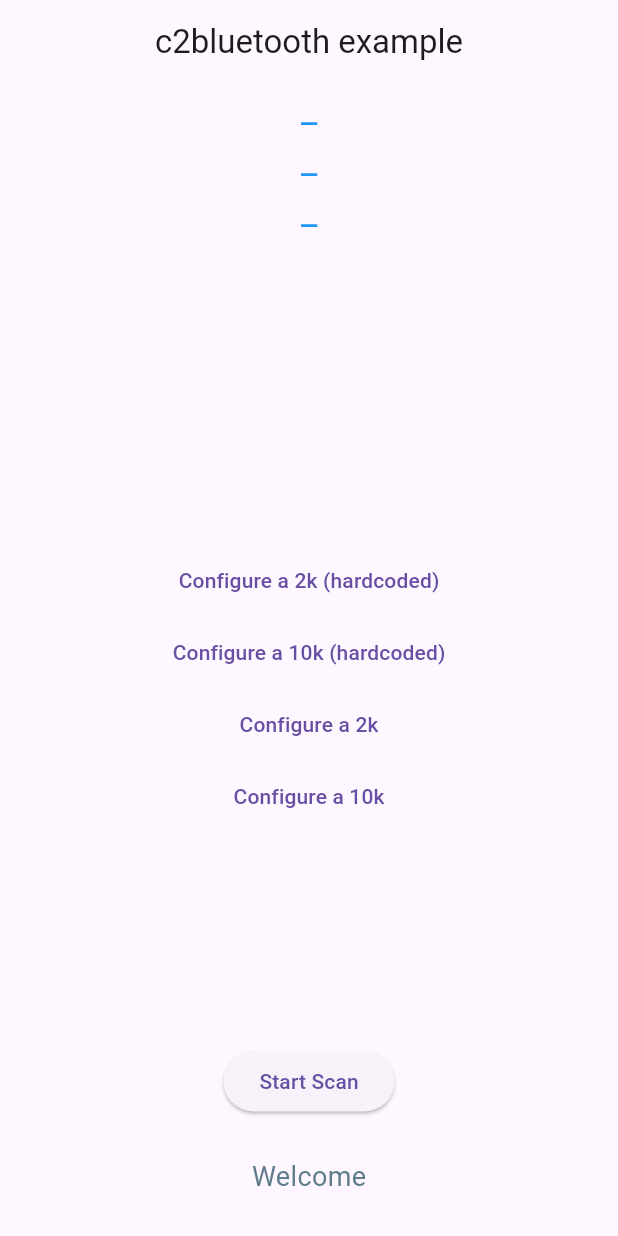
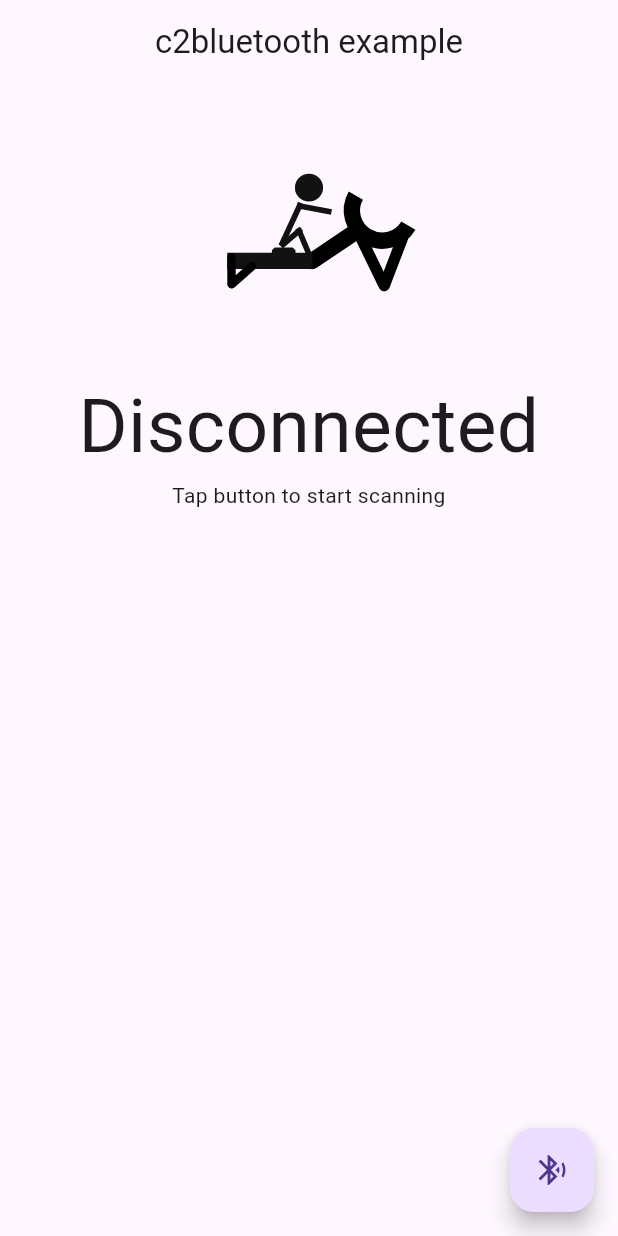
Before and after one commit to OpenRowingCommunity/c2bluetooth, a Flutter app: the screen it shows after launch, on a phone screen of 412 x 824 dp. Run offline on Flutter 3.47's test engine with Material 3 defaults, Android fonts, the phone set to English and light mode, and no system bars; our stand-ins replace equatable, flutter_svg, permission_handler, rxdart; missing offline and left inert: csafe_fitness, flutter_reactive_ble.

Commit message:
Complete overhaul of the example app to be very simple and clean

```diff
--- a/example/lib/main.dart
+++ b/example/lib/main.dart
@@ -1,337 +1,160 @@
 import 'dart:async';
 import 'dart:io';
 
+import 'package:flutter/material.dart';
+import 'package:flutter_svg/svg.dart';
+import 'package:permission_handler/permission_handler.dart';
 import 'package:c2bluetooth/c2bluetooth.dart';
-import 'package:c2bluetooth/models/workout.dart';
-import 'package:flutter/material.dart';
-import 'package:permission_handler/permission_handler.dart';
 
-void main() {
-  runApp(MyApp());
+void main() => runApp(const MaterialApp(home: QuickstartPage()));
+
+class QuickstartPage extends StatefulWidget {
+  const QuickstartPage({super.key});
+  @override
+  State<QuickstartPage> createState() => _QuickstartPageState();
 }
 
-class MyApp extends StatelessWidget {
-  // This widget is the root of your application.
-  @override
-  Widget build(BuildContext context) {
-    return MaterialApp(
-      title: 'Flutter Demo',
-      theme: ThemeData(
-        // This is the theme of your application.
-        //
-        // Try running your application with "flutter run". You'll see the
-        // application has a blue toolbar. Then, without quitting the app, try
-        // changing the primarySwatch below to Colors.green and then invoke
-        // "hot reload" (press "r" in the console where you ran "flutter run",
-        // or simply save your changes to "hot reload" in a Flutter IDE).
-        // Notice that the counter didn't reset back to zero; the application
-        // is not restarted.
-        primarySwatch: Colors.blue,
-      ),
-      home: SimpleErgView(),
-    );
-  }
-}
+class _QuickstartPageState extends State<QuickstartPage> {
+  final ErgBleManager _bleManager = ErgBleManager();
+  AppState _state = AppState.idle;
+  StreamSubscription<ErgometerConnectionState>? _connection;
+  double? _distance;
 
-class SimpleErgView extends StatefulWidget {
-  @override
-  _SimpleErgViewState createState() => _SimpleErgViewState();
-}
-
-class _SimpleErgViewState extends State<SimpleErgView> {
-  String displayText = "_";
-  String displayText2 = "_";
-  String displayText3 = "_";
-
-  ErgBleManager bleManager = ErgBleManager();
-
-  Ergometer? targetDevice;
-  StreamSubscription<Ergometer>? scanSub;
-
-  /// Storing the connection [StreamSubscription].
-  /// Call cancel() to disconnect the device
-  StreamSubscription<ErgometerConnectionState>? _ergConnection;
-
-  /// Using [ValueNotifier] to handle app states
-  ValueNotifier<ErgometerConnectionState> ergStateNotifier =
-      ValueNotifier(ErgometerConnectionState.disconnected);
-  ValueNotifier<String> messageNotifier = ValueNotifier("Welcome");
   @override
   void initState() {
     super.initState();
-    handlePermissions();
+    _initBle();
   }
 
-  Future<Map<Permission, PermissionStatus>> handlePermissions() {
-    return [
+  /// Ask once for permissions before init
+  Future<void> _initBle() async {
+    final perms = [
+      Permission.location, // Android: BLE scan needs location
+      if (Platform.isAndroid) Permission.bluetoothScan,
       if (Platform.isAndroid) Permission.bluetoothConnect,
-      if (Platform.isAndroid) Permission.bluetoothScan,
-      if (Platform.isIOS) Permission.bluetooth,
-      Permission.location,
-    ].request().then((result) {
-      if (result.containsValue(PermissionStatus.denied)) {
-        print('Your device is experiencing a permission issue. $result');
-        messageNotifier.value = "Insufficient permissions: Stopped";
-      }
-      return result;
-    });
+      if (Platform.isIOS) Permission.bluetooth, // iOS
+    ];
+    final statuses = await perms.request();
+    if (!statuses.values.every((s) => s.isGranted)) {
+      setState(() => _state = AppState.permissionDenied);
+      return;
+    }
   }
 
-  startScan() async {
-    messageNotifier.value = "Scanning...";
+  Future<void> _startBleFlow() async {
+    setState(() => _state = AppState.scanning);
 
-    scanSub = bleManager.startErgScan().handleError((error) {
-      print('Your device is experiencing a bluetooth issue. ${error.message}');
-      messageNotifier.value = "Scanning Issue: Stopped";
-    }).listen((erg) {
-      //Scan one peripheral and stop scanning
-      print("Scanned Peripheral ${erg.name}");
-      stopScan();
-      setState(() {
-        targetDevice = erg;
-      });
-      messageNotifier.value = "Found ${erg.name}";
+    // Scan, take first ergometer
+    final erg = await _bleManager.startErgScan().first;
+
+    // Connect & discover
+    _connection = erg.connectAndDiscover().listen((state) {
+      switch (state) {
+        case ErgometerConnectionState.connected:
+          setState(() => _state = AppState.connected);
+          break;
+        case ErgometerConnectionState.connecting:
+          setState(() => _state = AppState.connecting);
+          break;
+        case ErgometerConnectionState.disconnected:
+          _distance = null;
+          setState(() => _state = AppState.idle);
+          break;
+      }
     });
+    // Wait for workout summary
+    final summary = await erg.monitorForWorkoutSummary().first;
+    _distance = await summary.workDistance;
+
+    setState(() => _state = AppState.done);
   }
 
-  stopScan() {
-    scanSub?.cancel();
-    scanSub = null;
-  }
-
-  connectToDevice() async {
-    if (targetDevice == null) {
-      messageNotifier.value = "No Device Selected";
-      ergStateNotifier.value = ErgometerConnectionState.disconnected;
-      return;
-    }
-    ergStateNotifier.value = ErgometerConnectionState.connecting;
-    messageNotifier.value = "Device Connecting";
-
-    _ergConnection =
-        targetDevice!.connectAndDiscover().listen((connectionStatus) {
-      switch (connectionStatus) {
-        case ErgometerConnectionState.connected:
-          messageNotifier.value = "device: ${targetDevice!.name}";
-          subscribeToStreams();
-        case ErgometerConnectionState.disconnected:
-          targetDevice = null;
-          messageNotifier.value = "Disconnected";
-          break;
-        default:
-      }
-      ergStateNotifier.value = connectionStatus;
-    });
-  }
-
-  setup2kH() async {
-    if (targetDevice == null) return;
-
-    // ignore: deprecated_member_use
-    targetDevice?.configure2kWorkout();
-  }
-
-  setup10kH() async {
-    if (targetDevice == null) return;
-
-    // ignore: deprecated_member_use
-    targetDevice?.configure10kWorkout();
-  }
-
-  setup2k() async {
-    if (targetDevice == null) return;
-
-    targetDevice?.configureWorkout(Workout.single(WorkoutGoal.meters(2000)));
-  }
-
-  setup10k() async {
-    if (targetDevice == null) return;
-
-    targetDevice?.configureWorkout(Workout.single(WorkoutGoal.meters(10000)));
-  }
-
-  subscribeToStreams() async {
-    if (targetDevice == null) return;
-
-    // ignore: deprecated_member_use
-    targetDevice!.monitorForWorkoutSummary().listen((summary) {
-      print(summary);
-      //TODO: update this for futures
-      summary.workDistance.then((dist) {
-        setState(() {
-          displayText = "distance: $dist";
-        });
-      });
-      summary.timestamp.then((time) {
-        setState(() {
-          displayText2 = "datetime: $time";
-        });
-      });
-      summary.avgSPM.then((spm) {
-        setState(() {
-          displayText3 = "sr: $spm";
-        });
-      });
+  void _disconnectBle() {
+    _connection?.cancel();
+    setState(() {
+      _state = AppState.idle;
+      _distance = null;
     });
   }
 
   @override
   Widget build(BuildContext context) {
+    String message;
+    String hint;
+    VoidCallback? action;
+    IconData icon;
+
+    switch (_state) {
+      case AppState.idle:
+        message = 'Disconnected';
+        action = _startBleFlow;
+        icon = Icons.bluetooth_searching;
+        hint = 'Tap button to start scanning';
+        break;
+      case AppState.permissionDenied:
+        message = 'Permissions denied';
+        action = null;
+        icon = Icons.block;
+        hint = 'Restart app and grant them';
+        break;
+      case AppState.scanning:
+        message = 'Scanning…';
+        action = null;
+        icon = Icons.wifi_tethering;
+        hint = 'Scanning for the first erg around';
+        break;
+      case AppState.connecting:
+        message = 'Connecting…';
+        action = null;
+        icon = Icons.bluetooth_connected;
+        hint = 'Wait a second';
+        break;
+      case AppState.connected:
+        message = 'Connected';
+        action = _disconnectBle;
+        icon = Icons.link_off;
+        hint = 'You can try a rowing session or disconnect at any time';
+        break;
+      case AppState.done:
+        message = '🏁 Done! Distance: ${_distance?.toStringAsFixed(0)} m';
+        action = null;
+        icon = Icons.flag;
+        hint = 'This data was recovered from the ergometer subscription';
+        break;
+    }
+
     return Scaffold(
-      appBar: AppBar(
-        title: Center(child: Text("c2bluetooth example")),
+      appBar: AppBar(title: Center(child: const Text('c2bluetooth example'))),
+      body: Column(
+        children: [
+          Expanded(
+            flex: 1,
+            child: SvgPicture.asset(
+              'assets/images/logo.svg',
+              width: 150.0,
+              height: 150.0,
+            ),
+          ),
+          Expanded(
+              flex: 3,
+              child: Container(
+                  child: Column(
+                children: [
+                  Center(
+                      child: Text(message,
+                          style: TextStyle(fontSize: 50),
+                          textAlign: TextAlign.center)),
+                  Center(child: Text(hint, textAlign: TextAlign.center)),
+                ],
+              ))),
+        ],
       ),
-      body: Column(children: [
-        Expanded(
-          flex: 2,
-          child: workoutSummary(),
-        ),
-        Expanded(
-          flex: 2,
-          child: configureWorkout(),
-        ),
-        Expanded(
-          flex: 1,
-          child: manageDevice(),
-        ),
-      ]),
+      floatingActionButton: FloatingActionButton(
+        onPressed: action,
+        child: Icon(icon),
+      ),
     );
   }
+}
 
-  Row manageDevice() {
-    return Row(
-      children: [
-        Expanded(
-          child: Container(
-            child: Column(
-              children: [
-                Spacer(),
-                ValueListenableBuilder<ErgometerConnectionState>(
-                    valueListenable: ergStateNotifier,
-                    builder: (context, state, child) {
-                      switch (state) {
-                        case ErgometerConnectionState.connected:
-                          return ElevatedButton(
-                            onPressed: () {
-                              // Cancel StreamSubscription to disconnect targetDevice
-                              _ergConnection?.cancel().then((_) {
-                                targetDevice = null; // reset targetDevice
-                                ergStateNotifier.value = ErgometerConnectionState
-                                    .disconnected; // change state to disconnected
-                                messageNotifier.value = 'Disconnected';
-                              });
-                            },
-                            child: Text("Disconnect"),
-                          );
-                        case ErgometerConnectionState.connecting:
-                          return ElevatedButton(
-                            onPressed: () {},
-                            child: Text("Connecting..."),
-                          );
-
-                        default:
-                          return ElevatedButton(
-                            onPressed: () {
-                              targetDevice == null
-                                  ? startScan()
-                                  : connectToDevice();
-                            },
-                            child: targetDevice == null
-                                ? Text("Start Scan")
-                                : Text('Start Pairing'),
-                          );
-                      }
-                    }),
-                Spacer(),
-                Center(
-                  child: ValueListenableBuilder(
-                      valueListenable: messageNotifier,
-                      builder: (context, message, child) {
-                        return Text(
-                          message,
-                          style:
-                              TextStyle(fontSize: 18, color: Colors.blueGrey),
-                        );
-                      }),
-                ),
-                Spacer(),
-              ],
-            ),
-          ),
-        ),
-      ],
-    );
-  }
-
-  Row configureWorkout() {
-    return Row(
-      children: [
-        Expanded(
-          child: Column(
-            children: [
-              Center(
-                child: TextButton(
-                    onPressed: setup2kH,
-                    child: Text("Configure a 2k (hardcoded)")),
-              ),
-              Center(
-                child: TextButton(
-                    onPressed: setup10kH,
-                    child: Text("Configure a 10k (hardcoded)")),
-              ),
-              Center(
-                child: TextButton(
-                    onPressed: setup2k, child: Text("Configure a 2k")),
-              ),
-              Center(
-                child: TextButton(
-                    onPressed: setup10k, child: Text("Configure a 10k")),
-              ),
-            ],
-          ),
-        ),
-      ],
-    );
-  }
-
-  Row workoutSummary() {
-    return Row(
-      children: [
-        Expanded(
-          child: Column(
-            children: [
-              Center(
-                child: Text(
-                  displayText,
-                  style: TextStyle(fontSize: 24, color: Colors.blue),
-                ),
-              ),
-              Center(
-                child: Text(
-                  displayText2,
-                  style: TextStyle(fontSize: 24, color: Colors.blue),
-                ),
-              ),
-              Center(
-                child: Text(
-                  displayText3,
-                  style: TextStyle(fontSize: 24, color: Colors.blue),
-                ),
-              ),
-            ],
-          ),
-        ),
-      ],
-    );
-  }
-
-  @override
-  void dispose() {
-    // disable subscription on scan and ergometer ble connection
-    stopScan();
-    _ergConnection?.cancel().then((_) => _ergConnection = null);
-    bleManager
-        .destroy(); //remember to release native resources when you're done!
-    super.dispose();
-  }
-}
+enum AppState { idle, permissionDenied, scanning, connecting, connected, done }
```
Also changed, not shown: example/pubspec.yaml (+5 -5 lines), example/assets/images/logo.png (added), example/assets/images/logo.svg (added).
